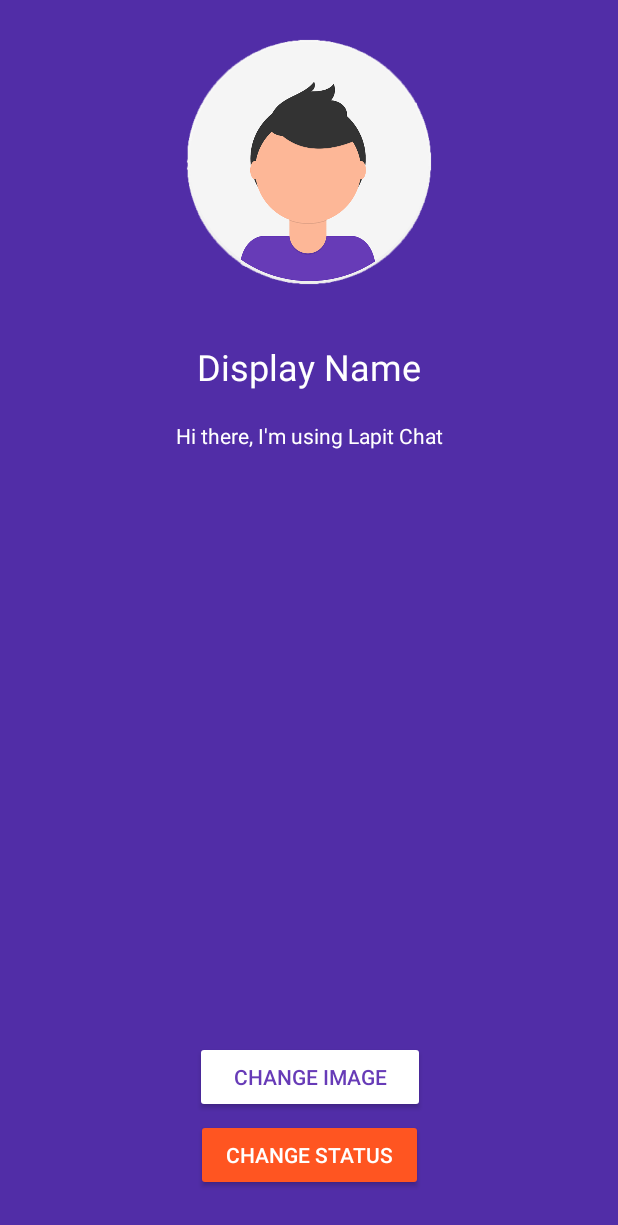
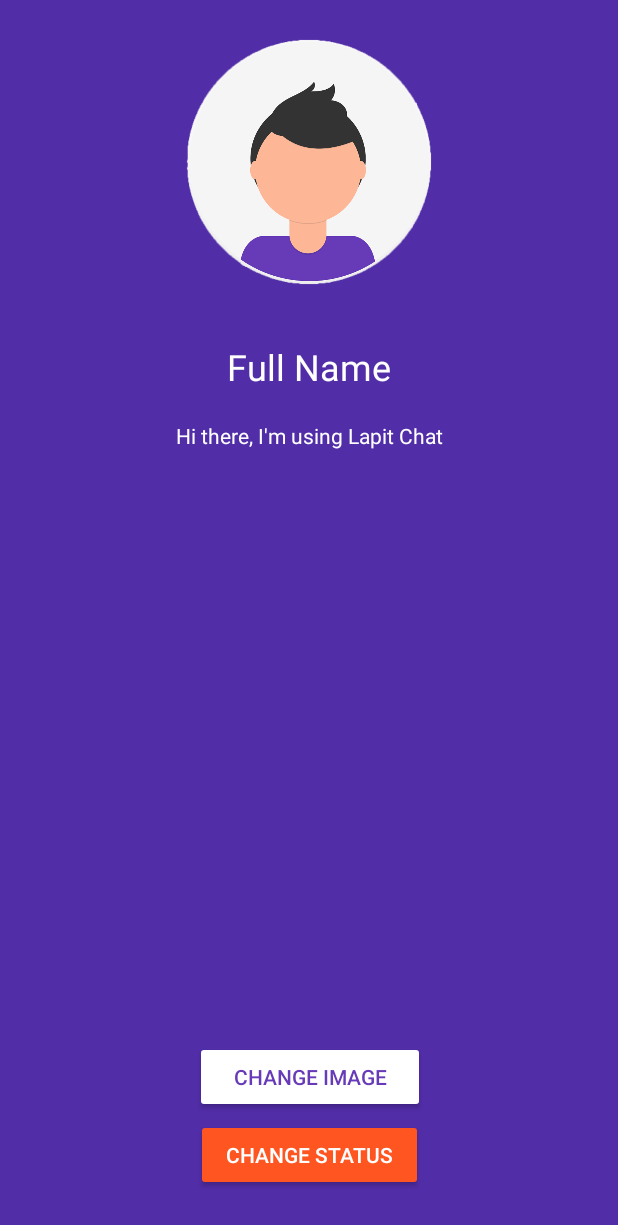
Before and after one commit to britannio/LapitChatAndroid, an Android app: the SettingsActivity screen opened directly, with no data from a screen before it, on a phone screen of 412 x 824 dp. Shown: the top 1225 px of the screen. Run offline under Robolectric (Android 15) with nearby library versions, the phone set to English and light mode, and no system bars; our stand-ins replace CircleImageView.

Commit message:
Part 9 Complete

```diff
--- a/app/build.gradle
+++ b/app/build.gradle
@@ -23,12 +23,12 @@ dependencies {
     implementation 'com.android.support:appcompat-v7:26.1.0'
     implementation 'com.android.support:design:26.1.0'
     implementation 'com.android.support.constraint:constraint-layout:1.0.2'
-    implementation 'com.google.firebase:firebase-auth:11.0.4'
+    implementation 'com.google.firebase:firebase-auth:12.0.0'
     implementation 'com.github.GrenderG:Toasty:1.2.8'
     implementation 'com.afollestad.material-dialogs:core:0.9.6.0'
     implementation 'com.android.support:support-v4:26.1.0'
     implementation 'de.hdodenhof:circleimageview:2.2.0'
-    implementation 'com.google.firebase:firebase-database:11.8.0'
+    compile 'com.google.firebase:firebase-database:12.0.0'
     testImplementation 'junit:junit:4.12'
     androidTestImplementation 'com.android.support.test:runner:1.0.1'
     androidTestImplementation 'com.android.support.test.espresso:espresso-core:3.0.1'
--- a/app/src/main/java/com/britannio/lapitchat/MainActivity.java
+++ b/app/src/main/java/com/britannio/lapitchat/MainActivity.java
@@ -19,6 +19,10 @@ import android.widget.Toolbar;
 import com.afollestad.materialdialogs.MaterialDialog;
 import com.google.firebase.auth.FirebaseAuth;
 import com.google.firebase.auth.FirebaseUser;
+
+/* TODO
+    -Check network state to ensure the user is connected to the internet
+ */
 
 public class MainActivity extends AppCompatActivity {
 
--- a/app/src/main/res/layout/activity_settings.xml
+++ b/app/src/main/res/layout/activity_settings.xml
@@ -25,7 +25,7 @@
         android:layout_width="wrap_content"
         android:layout_height="wrap_content"
         android:layout_marginTop="20dp"
-        android:text="Display Name"
+        android:text="@string/full_name"
         android:textColor="@color/white"
         android:textSize="24sp"
         app:layout_constraintEnd_toEndOf="parent"
@@ -37,7 +37,7 @@
         android:layout_width="wrap_content"
         android:layout_height="wrap_content"
         android:layout_marginTop="20dp"
-        android:text="Hi there, I'm using Lapit Chat"
+        android:text="@string/status"
         android:textColor="@color/white"
         android:textSize="14sp"
         app:layout_constraintEnd_toEndOf="parent"
@@ -54,7 +54,7 @@
         android:backgroundTint="@color/white"
         android:paddingLeft="25dp"
         android:paddingRight="25dp"
-        android:text="CHANGE IMAGE"
+        android:text="@string/change_image"
         android:textColor="@color/colorPrimary"
         app:layout_constraintBottom_toTopOf="@+id/settings_status_btn"
         app:layout_constraintEnd_toEndOf="parent"
@@ -71,7 +71,7 @@
         android:backgroundTint="@color/colorAccent"
         android:paddingLeft="20dp"
         android:paddingRight="20dp"
-        android:text="CHANGE STATUS"
+        android:text="@string/change_status"
         android:textColor="@color/white"
         app:layout_constraintBottom_toBottomOf="parent"
         app:layout_constraintEnd_toEndOf="parent"
--- a/app/src/main/res/values/strings.xml
+++ b/app/src/main/res/values/strings.xml
@@ -10,5 +10,9 @@
     <string name="create_a_new_account">Create a New Account</string>
     <string name="login_to_your_account">Login To Your Account</string>
     <string name="username">Username</string>
+    <string name="full_name">Full Name</string>
+    <string name="status">Hi there, I\'m using Lapit Chat</string>
+    <string name="change_image">CHANGE IMAGE</string>
+    <string name="change_status">CHANGE STATUS</string>
 
 </resources>
--- a/build.gradle
+++ b/build.gradle
@@ -12,7 +12,7 @@ buildscript {
 
         // NOTE: Do not place your application dependencies here; they belong
         // in the individual module build.gradle files
-        classpath 'com.google.gms:google-services:3.1.1'
+        classpath 'com.google.gms:google-services:3.2.1'
     }
 }
 
```
Also changed, not shown: app/src/main/java/com/britannio/lapitchat/RegisterActivity.java (+25 -11 lines).
